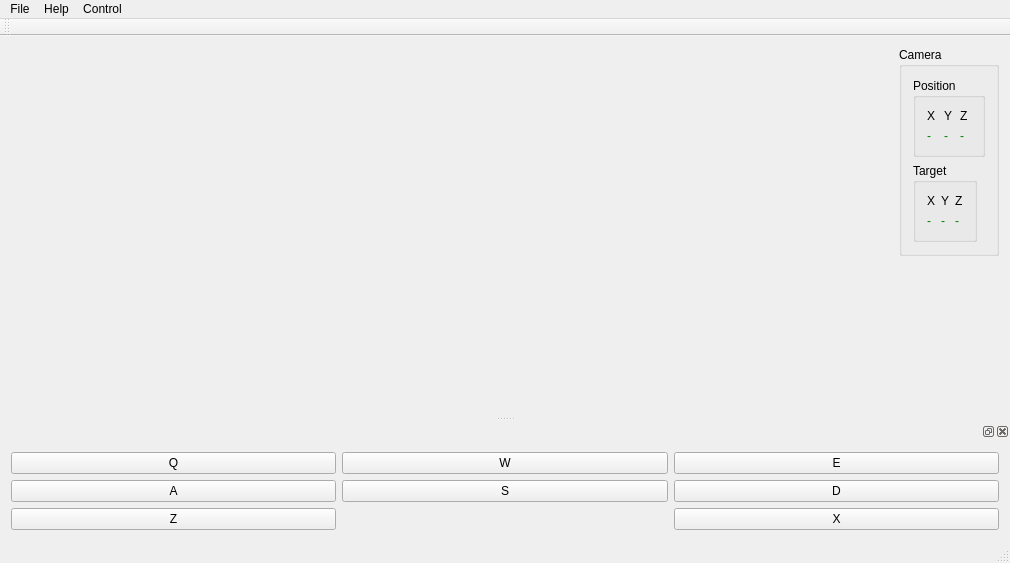
This is app/src/mainwindow.ui in glRender/qtApp as Qt 5 draws it before an edit. The edited form follows.
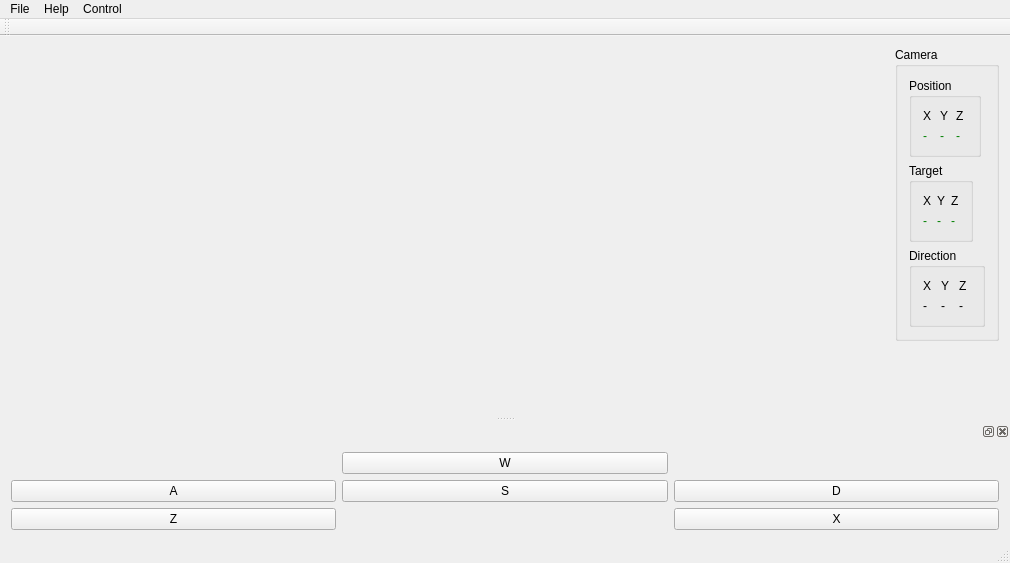
This is the edited form. Custom widgets are drawn as their Qt base class.

Commit message: 1. Throws signals cameraPositionChanged, cameraTargetChanged 2. Buttons WASD now use method Camera::shift 3. Add Actions for rotating around current position of camera

```diff
--- a/app/src/mainwindow.ui
+++ b/app/src/mainwindow.ui
@@ -177,6 +177,57 @@
          </layout>
         </widget>
        </item>
+       <item row="3" column="0">
+        <widget class="QGroupBox" name="groupBox_4">
+         <property name="title">
+          <string>Direction</string>
+         </property>
+         <layout class="QGridLayout" name="gridLayout_6">
+          <item row="0" column="0">
+           <widget class="QLabel" name="label_7">
+            <property name="text">
+             <string>X</string>
+            </property>
+           </widget>
+          </item>
+          <item row="0" column="1">
+           <widget class="QLabel" name="label_8">
+            <property name="text">
+             <string>Y</string>
+            </property>
+           </widget>
+          </item>
+          <item row="0" column="2">
+           <widget class="QLabel" name="label_9">
+            <property name="text">
+             <string>Z</string>
+            </property>
+           </widget>
+          </item>
+          <item row="1" column="0">
+           <widget class="QLabel" name="dirX">
+            <property name="text">
+             <string>-</string>
+            </property>
+           </widget>
+          </item>
+          <item row="1" column="1">
+           <widget class="QLabel" name="dirY">
+            <property name="text">
+             <string>-</string>
+            </property>
+           </widget>
+          </item>
+          <item row="1" column="2">
+           <widget class="QLabel" name="dirZ">
+            <property name="text">
+             <string>-</string>
+            </property>
+           </widget>
+          </item>
+         </layout>
+        </widget>
+       </item>
       </layout>
      </widget>
     </item>
@@ -275,20 +326,6 @@
        </property>
       </widget>
      </item>
-     <item row="0" column="2">
-      <widget class="QPushButton" name="eButton">
-       <property name="text">
-        <string>E</string>
-       </property>
-      </widget>
-     </item>
-     <item row="0" column="0">
-      <widget class="QPushButton" name="qButton">
-       <property name="text">
-        <string>Q</string>
-       </property>
-      </widget>
-     </item>
      <item row="2" column="0">
       <widget class="QPushButton" name="zButton">
        <property name="text">
```
Left out of the diff: 25 changed lines with no effect on the pictures. The commit also changes 4 other files.
